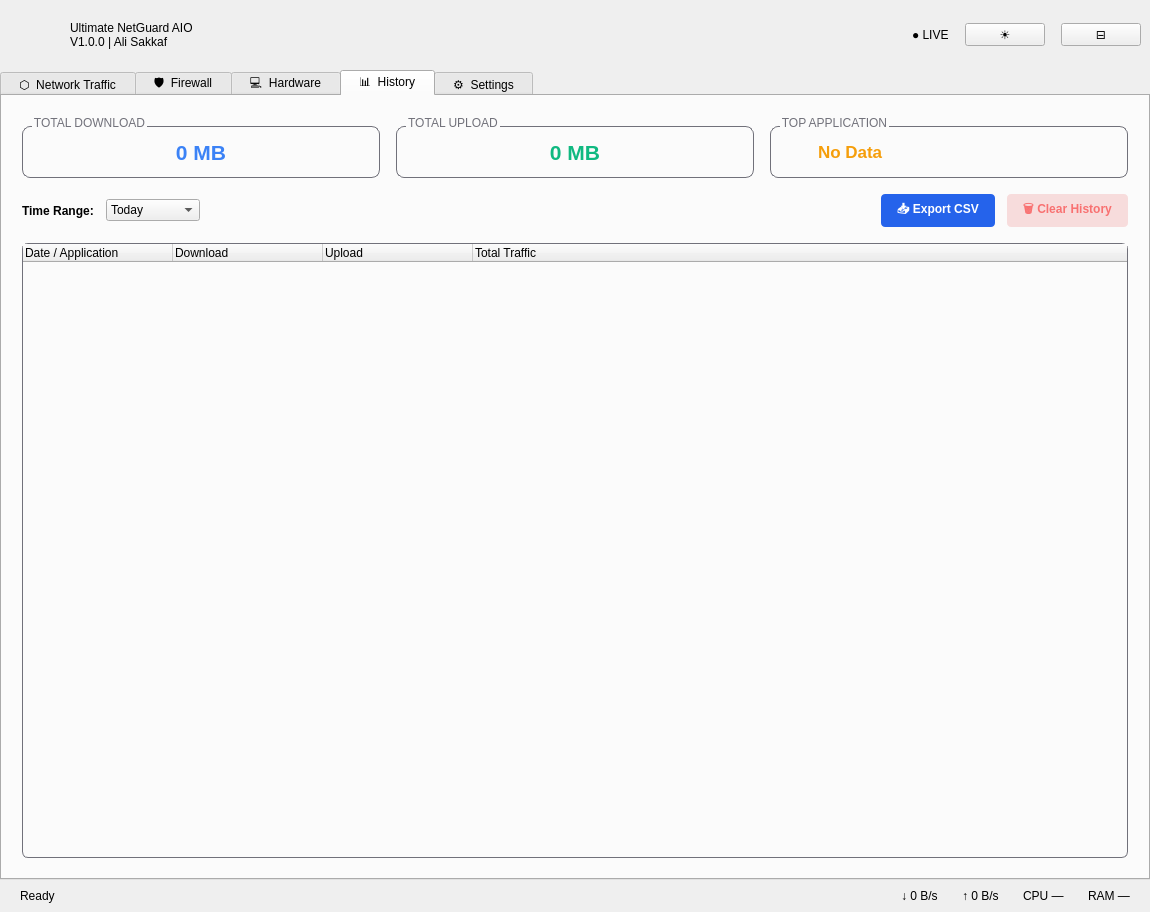
First picture: the form in src/ui/mainwindow.ui, repository CodeNova5/Oasis, before the edit.
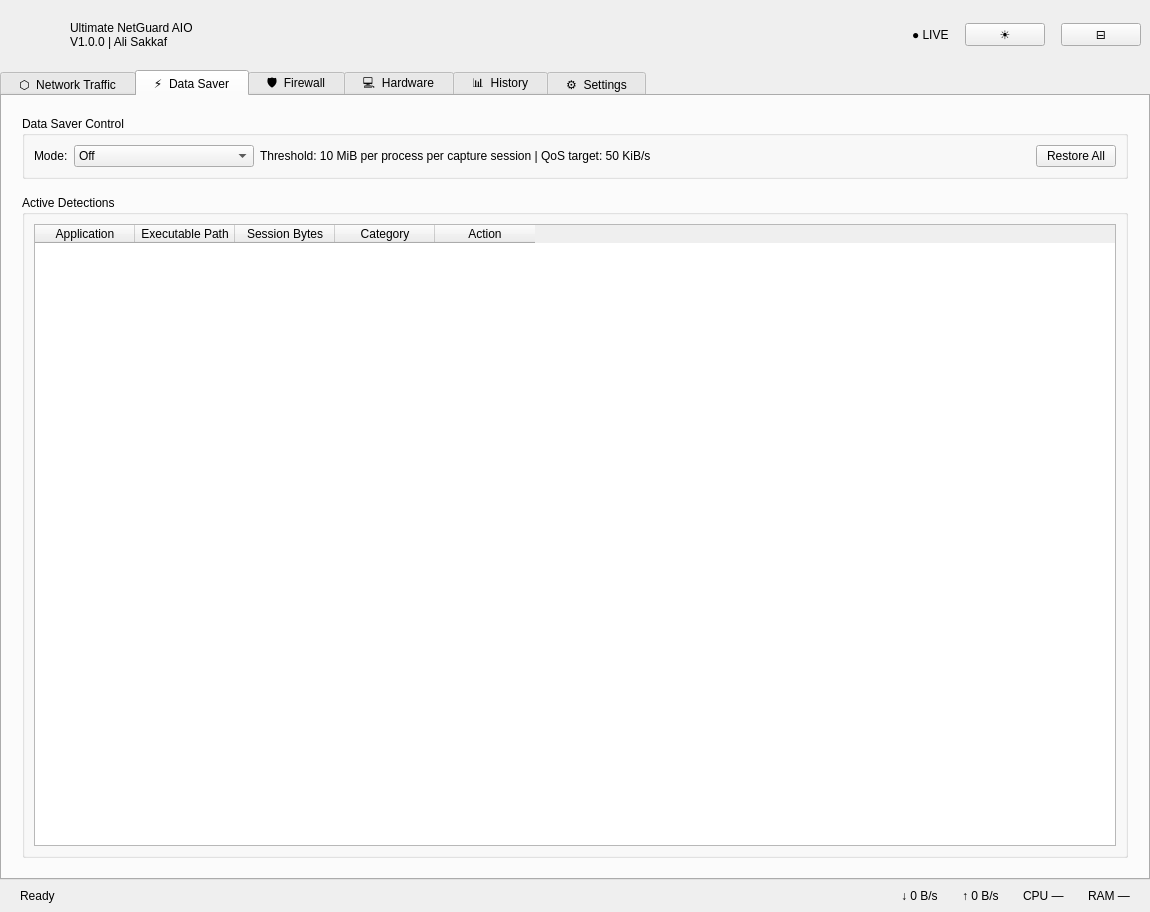
Second picture: the form after the edit. The open tabs and pages were chosen to show the change. Icons and pictures are not drawn.

The edit to the form file:
```diff
--- a/src/ui/mainwindow.ui
+++ b/src/ui/mainwindow.ui
@@ -155,6 +155,88 @@
         </property>
        </layout>
       </widget>
+      <widget class="QWidget" name="tabDataSaver">
+       <attribute name="title">
+        <string>  ⚡  Data Saver  </string>
+       </attribute>
+       <layout class="QVBoxLayout" name="dataSaverRoot">
+        <property name="spacing">
+         <number>16</number>
+        </property>
+        <property name="leftMargin">
+         <number>20</number>
+        </property>
+        <property name="topMargin">
+         <number>20</number>
+        </property>
+        <property name="rightMargin">
+         <number>20</number>
+        </property>
+        <property name="bottomMargin">
+         <number>20</number>
+        </property>
+        <item>
+         <widget class="QGroupBox" name="groupBoxDataSaverOverview">
+          <property name="title">
+           <string>Data Saver Control</string>
+          </property>
+          <layout class="QHBoxLayout">
+           <item>
+        <widget class="QLabel" name="lblDataSaverPageMode">
+         <property name="text">
+          <string>Mode:</string>
+         </property>
+        </widget>
+           </item>
+           <item>
+        <widget class="QComboBox" name="cmbDataSaverPageMode">
+         <item><property name="text"><string>Off</string></property></item>
+         <item><property name="text"><string>Monitor / Notify</string></property></item>
+         <item><property name="text"><string>Enforce known app policies</string></property></item>
+        </widget>
+           </item>
+           <item>
+        <widget class="QLabel" name="lblDataSaverPageStatus">
+         <property name="text">
+          <string>Threshold: 10 MiB per process per capture session | QoS target: 50 KiB/s</string>
+         </property>
+        </widget>
+           </item>
+           <item>
+        <spacer name="dataSaverOverviewSpacer">
+         <property name="orientation"><enum>Qt::Horizontal</enum></property>
+         <property name="sizeHint" stdset="0"><size><width>40</width><height>20</height></size></property>
+        </spacer>
+           </item>
+           <item>
+        <widget class="QPushButton" name="btnRestoreDataSaverPage">
+         <property name="text"><string>Restore All</string></property>
+        </widget>
+           </item>
+          </layout>
+         </widget>
+        </item>
+        <item>
+         <widget class="QGroupBox" name="groupBoxActiveDetections">
+          <property name="title"><string>Active Detections</string></property>
+          <layout class="QVBoxLayout">
+           <item>
+        <widget class="QTableWidget" name="tableDataSaverDetections">
+         <property name="editTriggers"><set>QAbstractItemView::NoEditTriggers</set></property>
+         <property name="selectionBehavior"><set>QAbstractItemView::SelectRows</set></property>
+         <property name="alternatingRowColors"><bool>true</bool></property>
+         <column><property name="text"><string>Application</string></property></column>
+         <column><property name="text"><string>Executable Path</string></property></column>
+         <column><property name="text"><string>Session Bytes</string></property></column>
+         <column><property name="text"><string>Category</string></property></column>
+         <column><property name="text"><string>Action</string></property></column>
+        </widget>
+           </item>
+          </layout>
+         </widget>
+        </item>
+       </layout>
+      </widget>
       <widget class="QWidget" name="tabFirewall">
        <attribute name="title">
         <string>  🛡  Firewall  </string>
```
